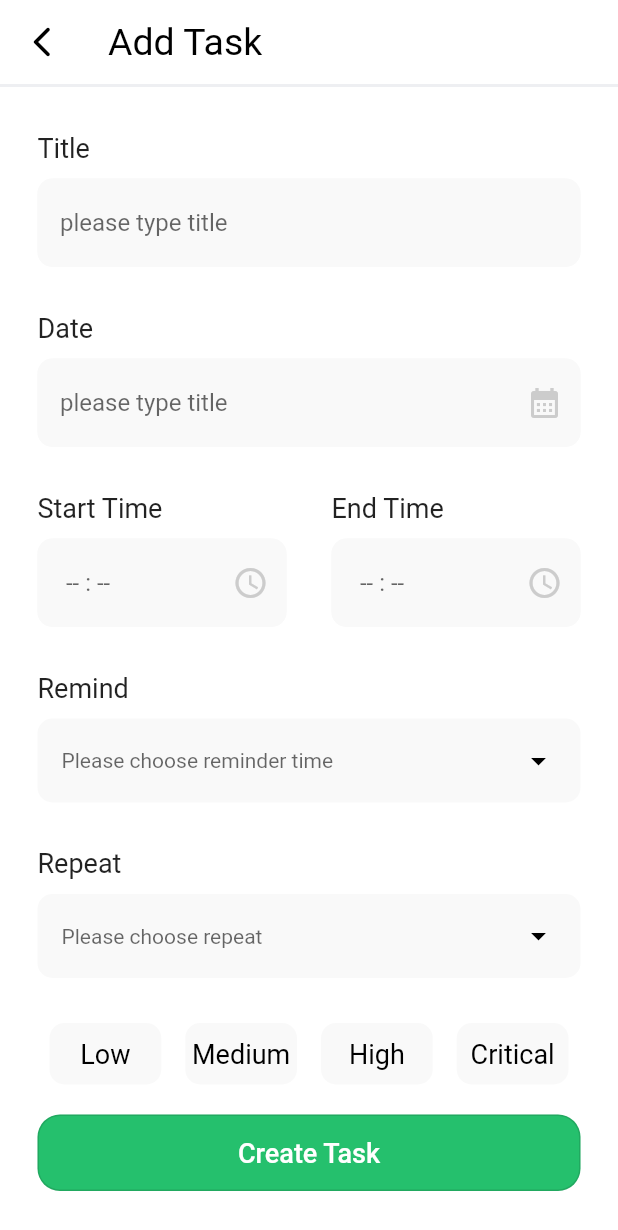
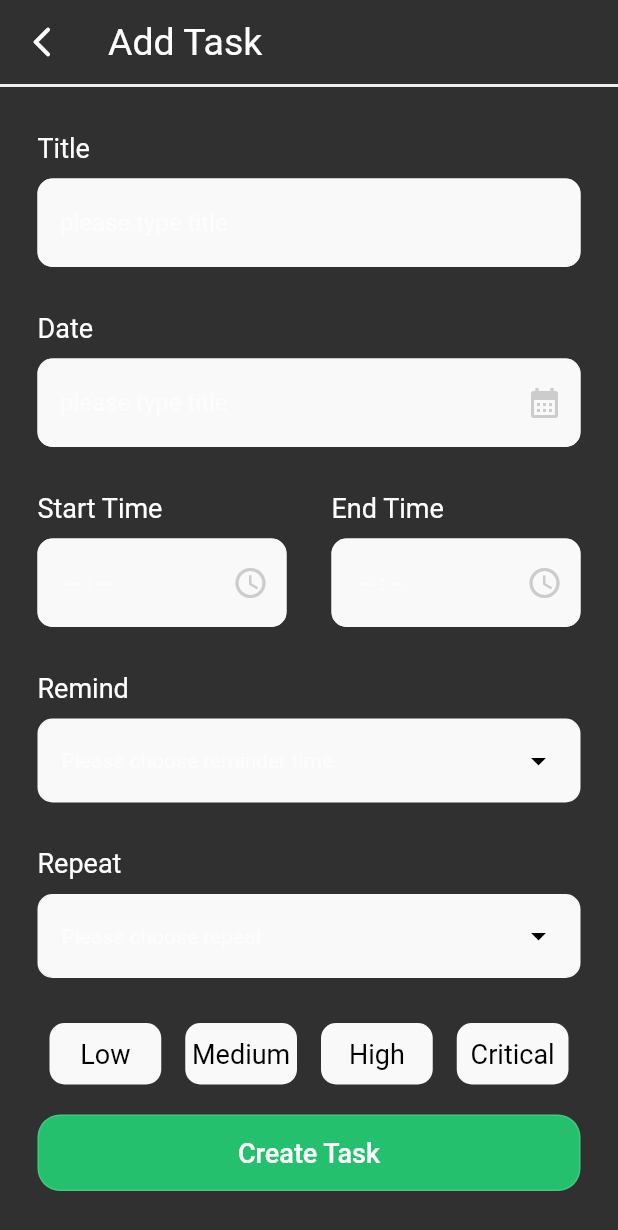
Before and after one commit to MAHMOUD3098/ToDo, a Flutter app: the screen it shows after launch, after a tap on "Add a task", on a phone screen of 412 x 824 dp. Shown: the top 1230 px of the screen. Run offline on Flutter 3.47's test engine with Material 2 defaults, Android fonts, the phone set to English and light mode, and no system bars; our stand-ins replace flutter_bloc, flutter_local_notifications, flutter_slidable, get_it, hexcolor, rxdart and 2 more; missing offline and left inert: workmanager; accounts and stored records are empty.

Commit message:
set colors of dark theme

```diff
--- a/lib/main.dart
+++ b/lib/main.dart
@@ -69,7 +69,7 @@ class MyApp extends StatelessWidget {
       child: MaterialApp(
         title: 'Flutter Demo',
         debugShowCheckedModeBanner: false,
-        theme: Themes.lightTheme,
+        theme: Themes.darkTheme,
         home: const BoardLayout(),
       ),
     );
--- a/lib/presentation/utils/colors.dart
+++ b/lib/presentation/utils/colors.dart
@@ -10,4 +10,6 @@ class CustomColors {
   static HexColor kTabBarBorderColor = HexColor('#EEEFF2');
   static HexColor kInputFieldsTextColor = HexColor('#CCCCCC');
   static HexColor kInputFieldsBackgroundColor = HexColor('#F9F9F9');
+
+  static HexColor kDarkBackGroundColor = HexColor('#22272E');
 }
--- a/lib/presentation/utils/themes.dart
+++ b/lib/presentation/utils/themes.dart
@@ -28,4 +28,31 @@ class Themes {
       ),
     ),
   );
+
+  static ThemeData darkTheme = ThemeData(
+    // scaffoldBackgroundColor: CustomColors.kDarkBackGroundColor,
+    colorScheme: ColorScheme.dark(),
+    appBarTheme: AppBarTheme(
+      systemOverlayStyle: SystemUiOverlayStyle(
+        statusBarColor: Colors.transparent,
+        statusBarIconBrightness: Brightness.light,
+      ),
+      backgroundColor: Colors.transparent,
+      elevation: 0.0,
+      titleTextStyle: const TextStyle(
+        color: Colors.white,
+        fontSize: 25.0,
+      ),
+      iconTheme: const IconThemeData(
+        color: Colors.white,
+      ),
+    ),
+    textTheme: const TextTheme(
+      bodyText1: TextStyle(
+        fontSize: 18.0,
+        fontWeight: FontWeight.w600,
+        color: Colors.white,
+      ),
+    ),
+  );
 }
```
